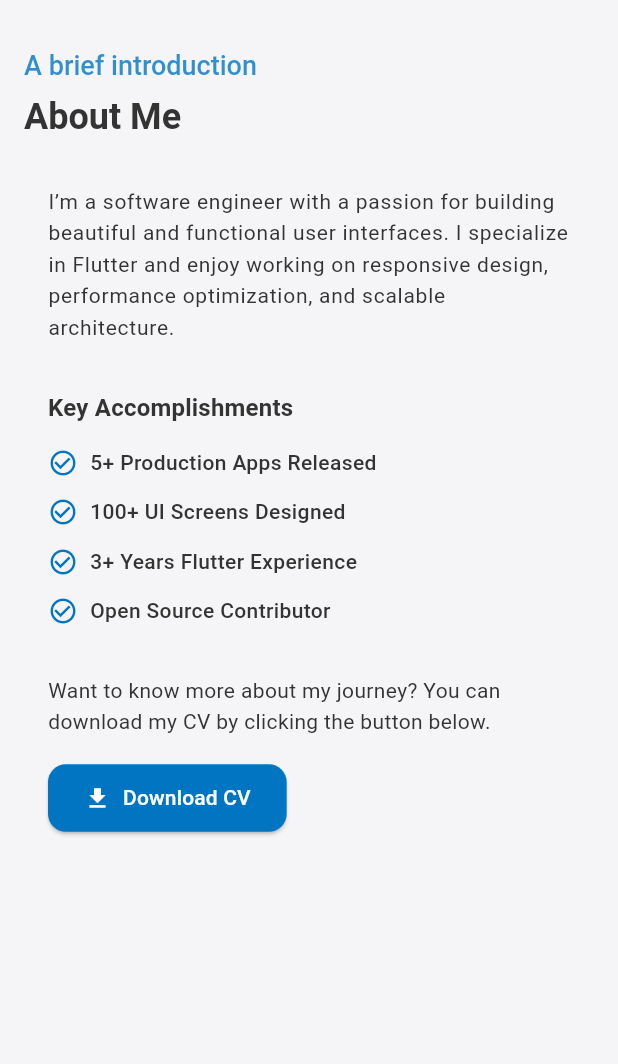
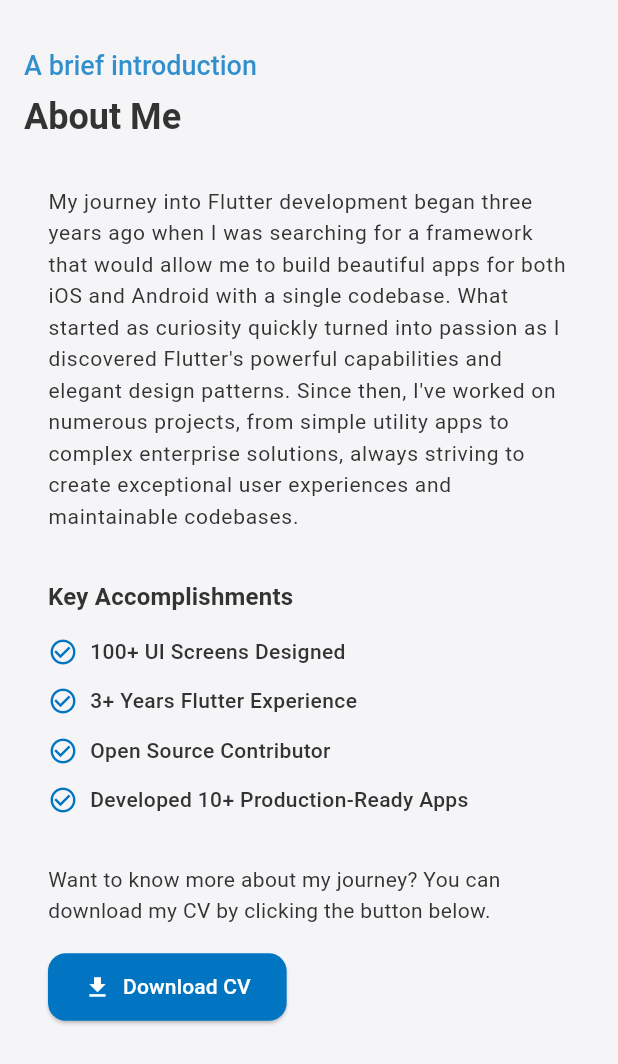
Before and after one commit to macdipu/flutter_portfolio_v2, a Flutter app: the AboutSection widget shown alone on an empty page, opened directly, on a phone screen of 412 x 824 dp. Shown: the top 1064 px of the screen. Run offline on Flutter 3.47's test engine with Material 3 defaults, Android fonts, the phone set to English and light mode, and no system bars; our stand-ins replace bloc, carousel_slider, equatable, flutter_animate, flutter_bloc, font_awesome_flutter and 4 more; accounts and stored records are empty; network calls fail.

Commit message:
Refactor AboutSection and ExperienceSection to use Bloc for state management and enhance data presentation

```diff
--- a/lib/features/portfolio/data/models/profile_model.dart
+++ b/lib/features/portfolio/data/models/profile_model.dart
@@ -6,7 +6,8 @@ class ProfileModel extends Equatable {
   final String introduction;
   final String about;
   final String avatarUrl;
-  final List<ExperienceModel> experiences;
+  final List<String> keyAccomplishments;
+  final List<ExperienceGroup> experiences;
   final List<EducationModel> educations;
   final List<ProjectModel> projects;
   final List<ServiceModel> services;
@@ -20,6 +21,7 @@ class ProfileModel extends Equatable {
     required this.introduction,
     required this.about,
     required this.avatarUrl,
+    required this.keyAccomplishments,
     required this.experiences,
     required this.educations,
     required this.projects,
@@ -36,6 +38,7 @@ class ProfileModel extends Equatable {
         introduction,
         about,
         avatarUrl,
+        keyAccomplishments,
         experiences,
         educations,
         projects,
@@ -47,22 +50,30 @@ class ProfileModel extends Equatable {
 }
 
 class ExperienceModel extends Equatable {
-  final String company;
   final String position;
   final String period;
   final String description;
-  final String logoUrl;
 
   const ExperienceModel({
-    required this.company,
     required this.position,
     required this.period,
     required this.description,
-    required this.logoUrl,
   });
 
   @override
-  List<Object> get props => [company, position, period, description, logoUrl];
+  List<Object> get props => [position, period, description];
+}
+
+class ExperienceGroup {
+  final String company;
+  final String logoUrl;
+  final List<ExperienceModel> roles;
+
+  ExperienceGroup({
+    required this.company,
+    required this.logoUrl,
+    required this.roles,
+  });
 }
 
 class EducationModel extends Equatable {
--- a/lib/features/portfolio/data/repositories/portfolio_repository.dart
+++ b/lib/features/portfolio/data/repositories/portfolio_repository.dart
@@ -18,7 +18,8 @@ class PortfolioRepository {
           'My journey into Flutter development began three years ago when I was searching for a framework that would allow me to build beautiful apps for both iOS and Android with a single codebase. What started as curiosity quickly turned into passion as I discovered Flutter\'s powerful capabilities and elegant design patterns. Since then, I\'ve worked on numerous projects, from simple utility apps to complex enterprise solutions, always striving to create exceptional user experiences and maintainable codebases.',
       avatarUrl:
           'https://encrypted-tbn0.gstatic.com/images?q=tbn:ANd9GcTDko2K-54q8zwK4TMEPKz4GNAvFFYqr_TLOkXAYVl5oXUG9i0YUycZCpUF&s=10',
-      experiences: _getExperiences(),
+      keyAccomplishments: _getKeyAccomplishments(),
+      experiences: _getExperienceGroups(),
       educations: _getEducations(),
       projects: _getProjects(),
       services: _getServices(),
@@ -32,34 +33,90 @@ class PortfolioRepository {
     return await _mediumService.fetchBlogPosts();
   }
 
-  List<ExperienceModel> _getExperiences() {
+  List<ExperienceGroup> _getExperienceGroups() {
     return [
-      const ExperienceModel(
-        company: 'Tech Innovations',
-        position: 'Senior Flutter Developer',
-        period: 'Jan 2022 - Present',
-        description:
-            'Leading Flutter development team in creating cutting-edge mobile applications. Implementing MVVM architecture and BLoC pattern for state management. Mentoring junior developers and establishing best practices.',
+      ExperienceGroup(
+        company: 'Polygon Technology',
         logoUrl:
             'https://images.pexels.com/photos/4348404/pexels-photo-4348404.jpeg?auto=compress&cs=tinysrgb&w=1260&h=750&dpr=1',
+        roles: const [
+          ExperienceModel(
+            position: 'Software Engineer II',
+            period: 'Sep 2024 - Present',
+            description:
+                'Promoted to Software Engineer II. Contributing to cutting-edge blockchain and technology solutions in a collaborative engineering environment.',
+          ),
+          ExperienceModel(
+            position: 'Software Engineer I',
+            period: 'Sep 2023 - Oct 2024',
+            description:
+                'Worked on scalable solutions within the Polygon ecosystem. Collaborated with cross-functional teams to build high-quality features.',
+          ),
+        ],
       ),
-      const ExperienceModel(
-        company: 'Mobile Masters',
-        position: 'Flutter Developer',
-        period: 'Mar 2020 - Dec 2021',
-        description:
-            'Developed and maintained multiple Flutter applications for various clients. Implemented complex UI designs and integrated RESTful APIs. Collaborated with design and backend teams to ensure seamless user experiences.',
+      ExperienceGroup(
+        company: 'Chowdhury eLab',
+        logoUrl:
+            'https://images.pexels.com/photos/3277808/pexels-photo-3277808.jpeg?auto=compress&cs=tinysrgb&w=1260&h=750&dpr=1',
+        roles: const [
+          ExperienceModel(
+            position: 'Founder & Developer',
+            period: 'May 2020 - Present',
+            description:
+                'Founded Chowdhury eLab and published multiple mobile apps on Google Play. Led full app lifecycle including design, development, testing, and deployment.',
+          ),
+        ],
+      ),
+      ExperienceGroup(
+        company: 'Palki Motors Limited',
         logoUrl:
             'https://images.pexels.com/photos/5473298/pexels-photo-5473298.jpeg?auto=compress&cs=tinysrgb&w=1260&h=750&dpr=1',
+        roles: const [
+          ExperienceModel(
+            position: 'Software Engineer I',
+            period: 'Aug 2023 - Sep 2023',
+            description:
+                'Developed software systems and contributed to digital transformation initiatives in the automotive domain.',
+          ),
+          ExperienceModel(
+            position: 'IoT System Developer',
+            period: 'May 2023 - Jul 2023',
+            description:
+                'Built and tested IoT solutions to enhance smart vehicle capabilities, integrating hardware with cloud-based systems.',
+          ),
+        ],
       ),
-      const ExperienceModel(
-        company: 'FreelanceHub',
-        position: 'Mobile App Developer',
-        period: 'Jun 2018 - Feb 2020',
-        description:
-            'Created custom mobile applications for small to medium businesses. Utilized React Native before transitioning to Flutter. Managed entire project lifecycle from requirements gathering to app store submission.',
+      ExperienceGroup(
+        company: 'East West University Robotics Club',
         logoUrl:
-            'https://images.pexels.com/photos/3277808/pexels-photo-3277808.jpeg?auto=compress&cs=tinysrgb&w=1260&h=750&dpr=1',
+            'https://images.pexels.com/photos/325185/pexels-photo-325185.jpeg?auto=compress&cs=tinysrgb&w=1260&h=750&dpr=1',
+        roles: const [
+          ExperienceModel(
+            position: 'President',
+            period: 'Aug 2021 - Apr 2023',
+            description:
+                'Led the university robotics club, organized national-level tech events and workshops. Promoted innovation and technical skill development.',
+          ),
+          ExperienceModel(
+            position: 'Training Instructor',
+            period: 'Feb 2021 - Feb 2022',
+            description:
+                'Provided robotics training to junior members. Helped design workshop content, mentored new members, and coordinated sessions.',
+          ),
+        ],
+      ),
+      ExperienceGroup(
+        company: 'East West University Telecommunications Club',
+        logoUrl:
+            'https://images.pexels.com/photos/3861969/pexels-photo-3861969.jpeg?auto=compress&cs=tinysrgb&w=1260&h=750&dpr=1',
+        roles: const [
+          ExperienceModel(
+            position: 'Executive Member',
+            period: 'Dec 2020 - Apr 2021',
+            description:
+                'Contributed to club operations, including organizing seminars and networking events focused on telecommunications technologies.',
+          ),
+        ],
       ),
     ];
   }
@@ -67,20 +124,29 @@ class PortfolioRepository {
   List<EducationModel> _getEducations() {
     return [
       const EducationModel(
-        institution: 'University of Technology',
-        degree: 'Master of Computer Science',
-        period: '2016 - 2018',
+        institution: 'East West University',
+        degree: 'B.Sc. in Computer Science & Engineering (CSE)',
+        period: 'Jan 2019 - Mar 2023',
         description:
-            'Specialized in Mobile Computing and User Interface Design. Thesis on Cross-Platform Mobile Development Frameworks.',
+            'Focused on software development, data structures, algorithms, and robotics. Actively participated in Robotics and Telecom clubs.',
         logoUrl:
             'https://images.pexels.com/photos/159490/yale-university-landscape-universities-schools-159490.jpeg?auto=compress&cs=tinysrgb&w=1260&h=750&dpr=1',
       ),
       const EducationModel(
-        institution: 'College of Engineering',
-        degree: 'Bachelor of Computer Engineering',
-        period: '2012 - 2016',
+        institution: 'Engineering University School & College',
+        degree: 'H.S.C. in Science',
+        period: '2016 - 2018',
         description:
-            'Core curriculum covering software development, algorithms, data structures, and computer networks. Participated in mobile app development club.',
+            'Completed Higher Secondary education with a focus on Physics, Chemistry, and Mathematics.',
+        logoUrl:
+            'https://images.pexels.com/photos/159490/yale-university-landscape-universities-schools-159490.jpeg?auto=compress&cs=tinysrgb&w=1260&h=750&dpr=1',
+      ),
+      const EducationModel(
+        institution: 'A.K. High School & College',
+        degree: 'S.S.C. in Science',
+        period: '2011 - 2016',
+        description:
+            'Completed secondary education with a focus on general science and mathematics.',
         logoUrl:
             'https://images.pexels.com/photos/159490/yale-university-landscape-universities-schools-159490.jpeg?auto=compress&cs=tinysrgb&w=1260&h=750&dpr=1',
       ),
@@ -325,4 +391,13 @@ class PortfolioRepository {
       calendlyLink: 'https://calendly.com/macdipu',
     );
   }
+
+  List<String> _getKeyAccomplishments() {
+    return [
+      '100+ UI Screens Designed',
+      '3+ Years Flutter Experience',
+      'Open Source Contributor',
+      'Developed 10+ Production-Ready Apps',
+    ];
+  }
 }
--- a/lib/features/portfolio/presentation/widgets/about_section.dart
+++ b/lib/features/portfolio/presentation/widgets/about_section.dart
@@ -3,6 +3,7 @@ import 'package:flutter_bloc/flutter_bloc.dart';
 import 'package:flutter_portfolio/core/navigation/scroll_controller.dart';
 import 'package:flutter_portfolio/core/responsive/responsive_framework.dart';
 import 'package:flutter_portfolio/core/widgets/common/section_wrapper.dart';
+import 'package:flutter_portfolio/features/portfolio/presentation/bloc/portfolio_bloc.dart';
 
 class AboutSection extends StatelessWidget {
   const AboutSection({super.key});
@@ -32,6 +33,12 @@ class AboutSection extends StatelessWidget {
       largeDesktop: 32.0,
     );
 
+    return BlocBuilder<PortfolioBloc, PortfolioState>(
+      builder: (context, state) {
+        final profile = state.profile;
+        if (profile == null) {
+          return const Center(child: Text('No profile data available'));
+        }
         return Container(
           width: ResponsiveHelper.getContentWidth(context),
           padding: ResponsiveHelper.getResponsivePadding(context),
@@ -39,7 +46,7 @@ class AboutSection extends StatelessWidget {
             crossAxisAlignment: CrossAxisAlignment.start,
             children: [
               Text(
-            'I’m a software engineer with a passion for building beautiful and functional user interfaces. I specialize in Flutter and enjoy working on responsive design, performance optimization, and scalable architecture.',
+                profile.about,
                 style: Theme.of(context).textTheme.bodyLarge?.copyWith(
                       fontSize: ResponsiveHelper.getFontSize(
                         context,
@@ -59,28 +66,20 @@ class AboutSection extends StatelessWidget {
                     ),
               ),
               const SizedBox(height: 16),
-          Wrap(
+              state.profile?.keyAccomplishments != null
+                  ? Wrap(
                       spacing: spacing,
                       runSpacing: spacing,
-            children: const [
-              _AccomplishmentTile(
+                      children: profile.keyAccomplishments
+                          .map(
+                            (accomplishment) => _AccomplishmentTile(
                               icon: Icons.check_circle_outline,
-                text: '5+ Production Apps Released',
+                              text: accomplishment,
                             ),
-              _AccomplishmentTile(
-                icon: Icons.check_circle_outline,
-                text: '100+ UI Screens Designed',
-              ),
-              _AccomplishmentTile(
-                icon: Icons.check_circle_outline,
-                text: '3+ Years Flutter Experience',
-              ),
-              _AccomplishmentTile(
-                icon: Icons.check_circle_outline,
-                text: 'Open Source Contributor',
-              ),
-            ],
-          ),
+                          )
+                          .toList(),
+                    )
+                  : const SizedBox.shrink(),
               const SizedBox(height: 32),
               Text(
                 'Want to know more about my journey? You can download my CV by clicking the button below.',
@@ -96,7 +95,8 @@ class AboutSection extends StatelessWidget {
                 icon: const Icon(Icons.download),
                 label: const Text('Download CV'),
                 style: ElevatedButton.styleFrom(
-              padding: const EdgeInsets.symmetric(horizontal: 24, vertical: 12),
+                  padding:
+                      const EdgeInsets.symmetric(horizontal: 24, vertical: 12),
                   shape: RoundedRectangleBorder(
                     borderRadius: BorderRadius.circular(12),
                   ),
@@ -104,6 +104,8 @@ class AboutSection extends StatelessWidget {
               ),
             ],
           ),
+        );
+      },
     );
   }
 }
```
Also changed, not shown: lib/features/portfolio/presentation/widgets/experience_section.dart (+129 -11 lines). Lines whose indentation alone changed are shown as unchanged.
